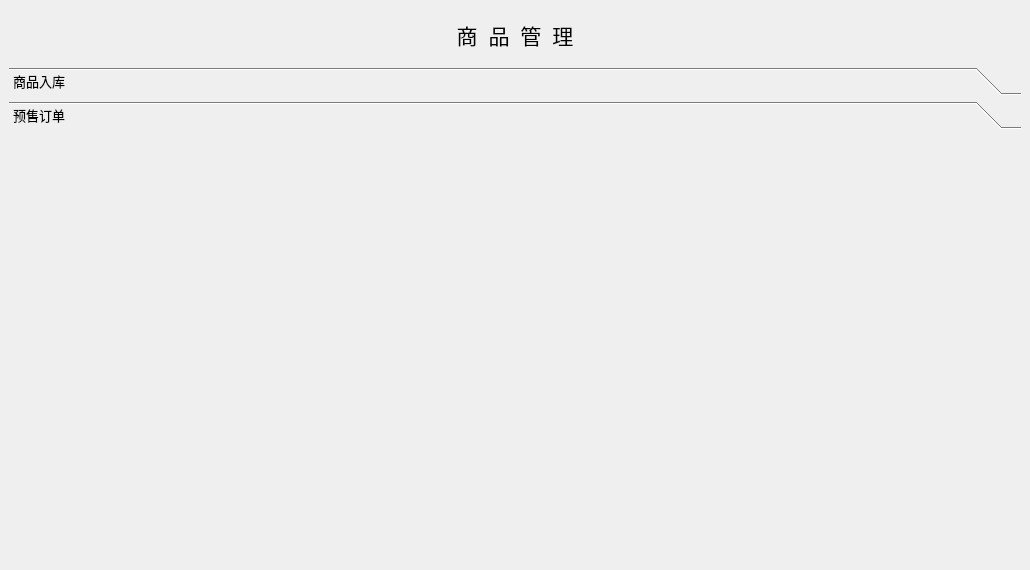
Above: _APL/MainForm/mallmanagemainform.ui from QmGohinn/mallmanage before the change. Below: the same form after it.
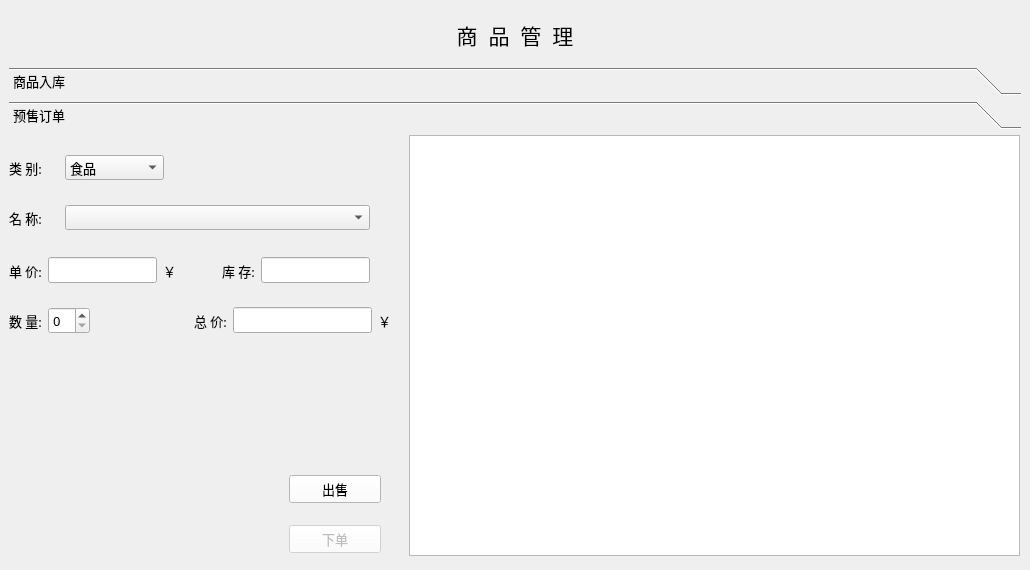
That is the form after the change. The open tabs and pages were chosen to show the change.

The edit to the form file:
```diff
--- a/_APL/MainForm/mallmanagemainform.ui
+++ b/_APL/MainForm/mallmanagemainform.ui
@@ -404,6 +404,272 @@
        <attribute name="label">
         <string>预售订单</string>
        </attribute>
+       <widget class="QWidget" name="horizontalLayoutWidget_5">
+        <property name="geometry">
+         <rect>
+          <x>0</x>
+          <y>20</y>
+          <width>155</width>
+          <height>25</height>
+         </rect>
+        </property>
+        <layout class="QHBoxLayout" name="horizontalLayout_5">
+         <item>
+          <widget class="QLabel" name="label_10">
+           <property name="maximumSize">
+            <size>
+             <width>50</width>
+             <height>16777215</height>
+            </size>
+           </property>
+           <property name="text">
+            <string>类 别:</string>
+           </property>
+          </widget>
+         </item>
+         <item>
+          <widget class="QComboBox" name="comboBox_2">
+           <item>
+            <property name="text">
+             <string>食品</string>
+            </property>
+           </item>
+           <item>
+            <property name="text">
+             <string>电子产品</string>
+            </property>
+           </item>
+           <item>
+            <property name="text">
+             <string>服装</string>
+            </property>
+           </item>
+          </widget>
+         </item>
+        </layout>
+       </widget>
+       <widget class="QWidget" name="horizontalLayoutWidget_6">
+        <property name="geometry">
+         <rect>
+          <x>0</x>
+          <y>70</y>
+          <width>361</width>
+          <height>25</height>
+         </rect>
+        </property>
+        <layout class="QHBoxLayout" name="horizontalLayout_6">
+         <item>
+          <widget class="QLabel" name="label_11">
+           <property name="maximumSize">
+            <size>
+             <width>50</width>
+             <height>16777215</height>
+            </size>
+           </property>
+           <property name="text">
+            <string>名 称:</string>
+           </property>
+          </widget>
+         </item>
+         <item>
+          <widget class="QComboBox" name="comboBox_3"/>
+         </item>
+        </layout>
+       </widget>
+       <widget class="QTextEdit" name="textEdit">
+        <property name="geometry">
+         <rect>
+          <x>400</x>
+          <y>0</y>
+          <width>611</width>
+          <height>421</height>
+         </rect>
+        </property>
+       </widget>
+       <widget class="QPushButton" name="pushButton_3">
+        <property name="geometry">
+         <rect>
+          <x>280</x>
+          <y>340</y>
+          <width>92</width>
+          <height>28</height>
+         </rect>
+        </property>
+        <property name="font">
+         <font>
+          <family>宋体</family>
+          <pointsize>10</pointsize>
+         </font>
+        </property>
+        <property name="cursor">
+         <cursorShape>PointingHandCursor</cursorShape>
+        </property>
+        <property name="styleSheet">
+         <string notr="true">background-color: rgb(255, 255, 255);</string>
+        </property>
+        <property name="text">
+         <string>出售</string>
+        </property>
+        <property name="flat">
+         <bool>false</bool>
+        </property>
+       </widget>
+       <widget class="QPushButton" name="pushButton_4">
+        <property name="enabled">
+         <bool>false</bool>
+        </property>
+        <property name="geometry">
+         <rect>
+          <x>280</x>
+          <y>390</y>
+          <width>92</width>
+          <height>28</height>
+         </rect>
+        </property>
+        <property name="font">
+         <font>
+          <family>宋体</family>
+          <pointsize>10</pointsize>
+         </font>
+        </property>
+        <property name="cursor">
+         <cursorShape>PointingHandCursor</cursorShape>
+        </property>
+        <property name="styleSheet">
+         <string notr="true">background-color: rgb(255, 255, 255);</string>
+        </property>
+        <property name="text">
+         <string>下单</string>
+        </property>
+        <property name="flat">
+         <bool>false</bool>
+        </property>
+       </widget>
+       <widget class="QWidget" name="horizontalLayoutWidget_7">
+        <property name="geometry">
+         <rect>
+          <x>0</x>
+          <y>120</y>
+          <width>361</width>
+          <height>31</height>
+         </rect>
+        </property>
+        <layout class="QHBoxLayout" name="horizontalLayout_7">
+         <item>
+          <widget class="QLabel" name="label_12">
+           <property name="maximumSize">
+            <size>
+             <width>50</width>
+             <height>16777215</height>
+            </size>
+           </property>
+           <property name="text">
+            <string>单 价:</string>
+           </property>
+          </widget>
+         </item>
+         <item>
+          <widget class="QLineEdit" name="lineEdit_4"/>
+         </item>
+         <item>
+          <widget class="QLabel" name="label_13">
+           <property name="text">
+            <string>￥</string>
+           </property>
+          </widget>
+         </item>
+         <item>
+          <spacer name="horizontalSpacer_2">
+           <property name="orientation">
+            <enum>Qt::Horizontal</enum>
+           </property>
+           <property name="sizeType">
+            <enum>QSizePolicy::Minimum</enum>
+           </property>
+           <property name="sizeHint" stdset="0">
+            <size>
+             <width>40</width>
+             <height>20</height>
+            </size>
+           </property>
+          </spacer>
+         </item>
+         <item>
+          <widget class="QLabel" name="label_14">
+           <property name="text">
+            <string>库 存:</string>
+           </property>
+          </widget>
+         </item>
+         <item>
+          <widget class="QLineEdit" name="lineEdit_5"/>
+         </item>
+        </layout>
+       </widget>
+       <widget class="QWidget" name="horizontalLayoutWidget_8">
+        <property name="geometry">
+         <rect>
+          <x>0</x>
+          <y>170</y>
+          <width>382</width>
+          <height>31</height>
+         </rect>
+        </property>
+        <layout class="QHBoxLayout" name="horizontalLayout_8">
+         <item>
+          <widget class="QLabel" name="label_15">
+           <property name="text">
+            <string>数 量:</string>
+           </property>
+          </widget>
+         </item>
+         <item>
+          <widget class="QSpinBox" name="spinBox_2"/>
+         </item>
+         <item>
+          <spacer name="horizontalSpacer_3">
+           <property name="font">
+            <font>
+             <family>宋体</family>
+             <pointsize>10</pointsize>
+            </font>
+           </property>
+           <property name="cursor">
+            <cursorShape>ArrowCursor</cursorShape>
+           </property>
+           <property name="orientation">
+            <enum>Qt::Horizontal</enum>
+           </property>
+           <property name="sizeType">
+            <enum>QSizePolicy::Minimum</enum>
+           </property>
+           <property name="sizeHint" stdset="0">
+            <size>
+             <width>98</width>
+             <height>20</height>
+            </size>
+           </property>
+          </spacer>
+         </item>
+         <item>
+          <widget class="QLabel" name="label_17">
+           <property name="text">
+            <string>总 价:</string>
+           </property>
+          </widget>
+         </item>
+         <item>
+          <widget class="QLineEdit" name="lineEdit_7"/>
+         </item>
+         <item>
+          <widget class="QLabel" name="label_16">
+           <property name="text">
+            <string>￥</string>
+           </property>
+          </widget>
+         </item>
+        </layout>
+       </widget>
       </widget>
      </widget>
     </item>
```
Left out of the diff: 35 changed lines with no effect on the pictures.
